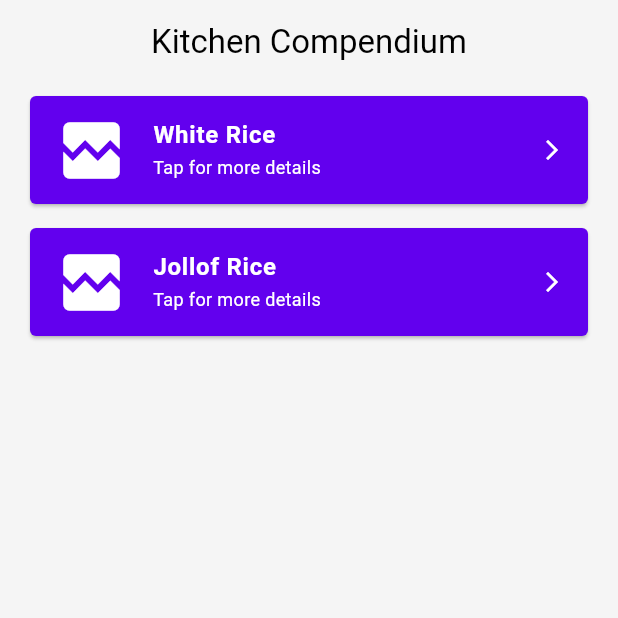
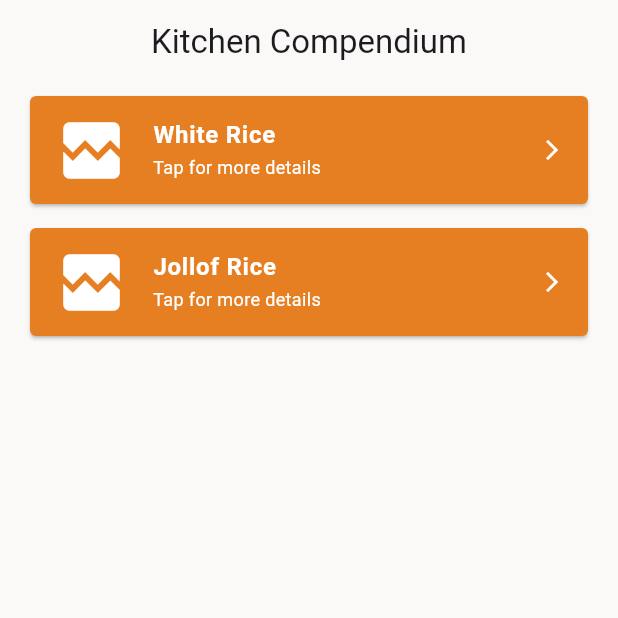
Before and after one commit to oluwaferanmisao/Kitchen-Compendium, a Flutter app: the screen it shows after launch, on a phone screen of 412 x 824 dp, the top half of it. Run offline on Flutter 3.47's test engine with Material 3 defaults, Android fonts, the phone set to English and light mode, and no system bars; network calls fail.

Commit message:
More design implementation

```diff
--- a/lib/main.dart
+++ b/lib/main.dart
@@ -1,5 +1,6 @@
 import 'package:flutter/material.dart';
 import 'package:kitchen_compendium/manager/page_manager.dart';
+import 'package:kitchen_compendium/theme/appcolors.dart';
 import 'package:kitchen_compendium/theme/themes.dart';
 
 void main() {
@@ -14,8 +15,14 @@ class MyApp extends StatelessWidget {
   Widget build(BuildContext context) {
     return MaterialApp(
       title: 'Kitchen Compendium',
-      theme: lightMode,
-      darkTheme: darkMode,
+      theme: ThemeData(
+        colorScheme: AppColors.lightColorScheme,
+        useMaterial3: true,
+      ),
+      darkTheme: ThemeData(
+        colorScheme: AppColors.darkColorScheme,
+        useMaterial3: true,
+      ),
       home: const PageManager(),
     );
   }
--- /dev/null
+++ b/lib/theme/appcolors.dart
@@ -0,0 +1,65 @@
+import 'package:flutter/material.dart';
+
+class AppColors {
+  // Light Theme Colors
+  static const lightColorScheme = ColorScheme(
+    brightness: Brightness.light,
+    // Main background color - soft white with slight warmth
+    surface: Color(0xFFFAF9F7),
+
+    // Primary - Warm terracotta
+    primary: Color(0xFFE67E22),
+    onPrimary: Color(0xFFFFFFFF),
+
+    // Secondary - Sage green
+    secondary: Color(0xFF7CB342),
+    onSecondary: Color(0xFFFFFFFF),
+
+    // Tertiary - Warm gold
+    tertiary: Color(0xFFFFA000),
+    onTertiary: Color(0xFF000000),
+
+    // Error - Soft red
+    error: Color(0xFFD32F2F),
+    onError: Color(0xFFFFFFFF),
+
+    // Additional required properties
+    background: Color(0xFFFAF9F7),
+    onBackground: Color(0xFF1C1B1F),
+    onSurface: Color(0xFF1C1B1F),
+    surfaceVariant: Color(0xFFE7E0EC),
+    onSurfaceVariant: Color(0xFF49454F),
+    outline: Color(0xFF79747E),
+  );
+
+  // Dark Theme Colors
+  static const darkColorScheme = ColorScheme(
+    brightness: Brightness.dark,
+    // Main background color - deep gray with slight warmth
+    surface: Color(0xFF1C1917),
+
+    // Primary - Lighter terracotta
+    primary: Color(0xFFFF9F59),
+    onPrimary: Color(0xFF000000),
+
+    // Secondary - Light sage
+    secondary: Color(0xFF9CCC65),
+    onSecondary: Color(0xFF000000),
+
+    // Tertiary - Warm amber
+    tertiary: Color(0xFFFFB74D),
+    onTertiary: Color(0xFF000000),
+
+    // Error - Lighter red
+    error: Color(0xFFEF5350),
+    onError: Color(0xFF000000),
+
+    // Additional required properties
+    background: Color(0xFF1C1917),
+    onBackground: Color(0xFFE6E1E5),
+    onSurface: Color(0xFFE6E1E5),
+    surfaceVariant: Color(0xFF49454F),
+    onSurfaceVariant: Color(0xFFCAC4D0),
+    outline: Color(0xFF938F99),
+  );
+}
```
